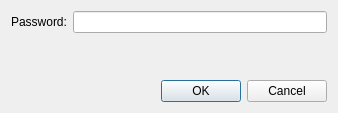
First picture: the form in src/ui/password.ui, repository ornlneutronimaging/pyMBIR_UI, before the edit.
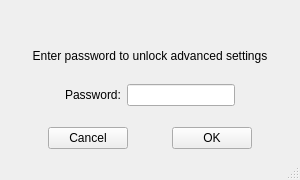
Second picture: the form after the edit.

Commit message: Password dialog and empty main window of advanced settings. this refs #13

The edit to the form file:
```diff
--- a/src/ui/password.ui
+++ b/src/ui/password.ui
@@ -1,7 +1,7 @@
 <?xml version="1.0" encoding="UTF-8"?>
 <ui version="4.0">
- <class>Dialog</class>
- <widget class="QDialog" name="Dialog">
+ <class>MainWindow</class>
+ <widget class="QMainWindow" name="MainWindow">
   <property name="windowModality">
    <enum>Qt::WindowModal</enum>
   </property>
@@ -9,16 +9,84 @@
    <rect>
     <x>0</x>
     <y>0</y>
-    <width>338</width>
-    <height>113</height>
+    <width>300</width>
+    <height>180</height>
    </rect>
   </property>
+  <property name="sizePolicy">
+   <sizepolicy hsizetype="Fixed" vsizetype="Fixed">
+    <horstretch>0</horstretch>
+    <verstretch>0</verstretch>
+   </sizepolicy>
+  </property>
+  <property name="minimumSize">
+   <size>
+    <width>300</width>
+    <height>180</height>
+   </size>
+  </property>
+  <property name="maximumSize">
+   <size>
+    <width>300</width>
+    <height>180</height>
+   </size>
+  </property>
   <property name="windowTitle">
    <string>Dialog</string>
   </property>
+  <widget class="QWidget" name="centralwidget">
   <layout class="QVBoxLayout" name="verticalLayout">
+    <item>
+     <spacer name="verticalSpacer_3">
+      <property name="orientation">
+       <enum>Qt::Vertical</enum>
+      </property>
+      <property name="sizeHint" stdset="0">
+       <size>
+        <width>20</width>
+        <height>40</height>
+       </size>
+      </property>
+     </spacer>
+    </item>
+    <item>
+     <widget class="QLabel" name="label_2">
+      <property name="text">
+       <string>Enter password to unlock advanced settings</string>
+      </property>
+      <property name="alignment">
+       <set>Qt::AlignCenter</set>
+      </property>
+     </widget>
+    </item>
+    <item>
+     <spacer name="verticalSpacer_2">
+      <property name="orientation">
+       <enum>Qt::Vertical</enum>
+      </property>
+      <property name="sizeHint" stdset="0">
+       <size>
+        <width>20</width>
+        <height>5</height>
+       </size>
+      </property>
+     </spacer>
+    </item>
    <item>
     <layout class="QHBoxLayout" name="horizontalLayout">
+      <item>
+       <spacer name="horizontalSpacer_2">
+        <property name="orientation">
+         <enum>Qt::Horizontal</enum>
+        </property>
+        <property name="sizeHint" stdset="0">
+         <size>
+          <width>40</width>
+          <height>20</height>
+         </size>
+        </property>
+       </spacer>
+      </item>
      <item>
       <widget class="QLabel" name="label">
        <property name="text">
@@ -29,10 +97,23 @@
      <item>
       <widget class="QLineEdit" name="lineEdit">
        <property name="echoMode">
-        <enum>QLineEdit::PasswordEchoOnEdit</enum>
+         <enum>QLineEdit::Password</enum>
        </property>
       </widget>
      </item>
+      <item>
+       <spacer name="horizontalSpacer_3">
+        <property name="orientation">
+         <enum>Qt::Horizontal</enum>
+        </property>
+        <property name="sizeHint" stdset="0">
+         <size>
+          <width>40</width>
+          <height>20</height>
+         </size>
+        </property>
+       </spacer>
+      </item>
     </layout>
    </item>
    <item>
@@ -43,22 +124,81 @@
      <property name="sizeHint" stdset="0">
       <size>
        <width>20</width>
-       <height>13</height>
+        <height>1</height>
       </size>
      </property>
     </spacer>
    </item>
    <item>
-    <widget class="QDialogButtonBox" name="buttonBox">
+     <layout class="QHBoxLayout" name="horizontalLayout_2">
+      <item>
+       <spacer name="horizontalSpacer_4">
      <property name="orientation">
       <enum>Qt::Horizontal</enum>
      </property>
-     <property name="standardButtons">
-      <set>QDialogButtonBox::Cancel|QDialogButtonBox::Ok</set>
-     </property>
-    </widget>
-   </item>
-  </layout>
+        <property name="sizeHint" stdset="0">
+         <size>
+          <width>40</width>
+          <height>20</height>
+         </size>
+        </property>
+       </spacer>
+      </item>
+      <item>
+       <widget class="QPushButton" name="pushButton">
+        <property name="text">
+         <string>Cancel</string>
+        </property>
+       </widget>
+      </item>
+      <item>
+       <spacer name="horizontalSpacer">
+        <property name="orientation">
+         <enum>Qt::Horizontal</enum>
+        </property>
+        <property name="sizeHint" stdset="0">
+         <size>
+          <width>40</width>
+          <height>20</height>
+         </size>
+        </property>
+       </spacer>
+      </item>
+      <item>
+       <widget class="QPushButton" name="pushButton_2">
+        <property name="text">
+         <string>OK</string>
+        </property>
+       </widget>
+      </item>
+      <item>
+       <spacer name="horizontalSpacer_5">
+        <property name="orientation">
+         <enum>Qt::Horizontal</enum>
+        </property>
+        <property name="sizeHint" stdset="0">
+         <size>
+          <width>40</width>
+          <height>20</height>
+         </size>
+        </property>
+       </spacer>
+      </item>
+     </layout>
+    </item>
+   </layout>
+  </widget>
+  <widget class="QMenuBar" name="menubar">
+   <property name="geometry">
+    <rect>
+     <x>0</x>
+     <y>0</y>
+     <width>300</width>
+     <height>22</height>
+    </rect>
+   </property>
+  </widget>
+  <widget class="QStatusBar" name="statusbar"/>
  </widget>
  <resources/>
  <connections>
```
Left out of the diff: 57 changed lines with no effect on the pictures. Lines whose indentation alone changed are shown as unchanged. The commit also changes 8 other files.
